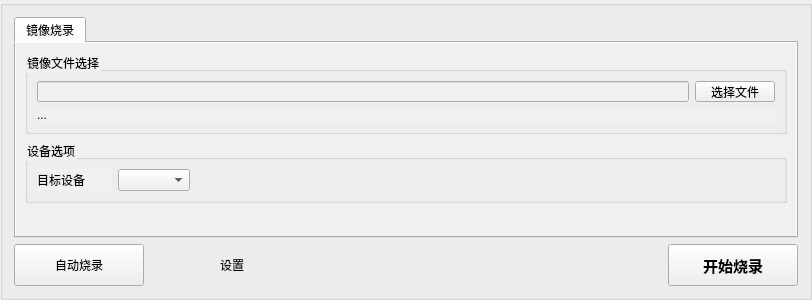
First picture: the form in gui/src/widgets/BurningControlWindow.ui, repository kendryte/k230_burning_tool, before the edit.
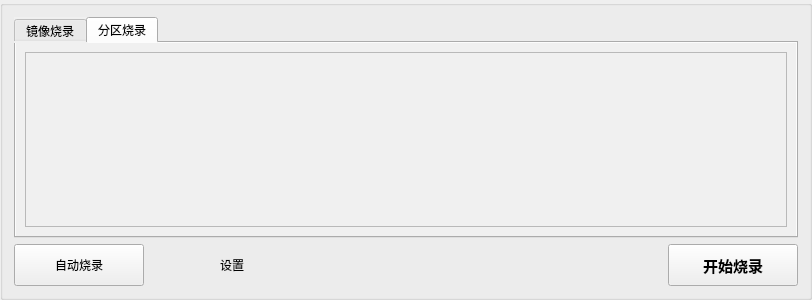
Second picture: the form after the edit. Icons and pictures are not drawn. Custom widgets are drawn as their Qt base class.

Commit message: Update partition brun ui.

```diff
--- a/gui/src/widgets/BurningControlWindow.ui
+++ b/gui/src/widgets/BurningControlWindow.ui
@@ -32,7 +32,7 @@
       <string notr="true">background-color: rgb(240, 240, 240);</string>
      </property>
      <property name="currentIndex">
-      <number>0</number>
+      <number>1</number>
      </property>
      <widget class="QWidget" name="ImageBrun">
       <attribute name="title">
@@ -135,6 +135,16 @@
        </item>
       </layout>
      </widget>
+     <widget class="QWidget" name="PartitionBurn">
+      <attribute name="title">
+       <string>分区烧录</string>
+      </attribute>
+      <layout class="QGridLayout" name="gridLayout_3">
+       <item row="0" column="0">
+        <widget class="QTableView" name="tableView"/>
+       </item>
+      </layout>
+     </widget>
     </widget>
    </item>
    <item row="1" column="0">
```
The commit also changes 5 other files.
